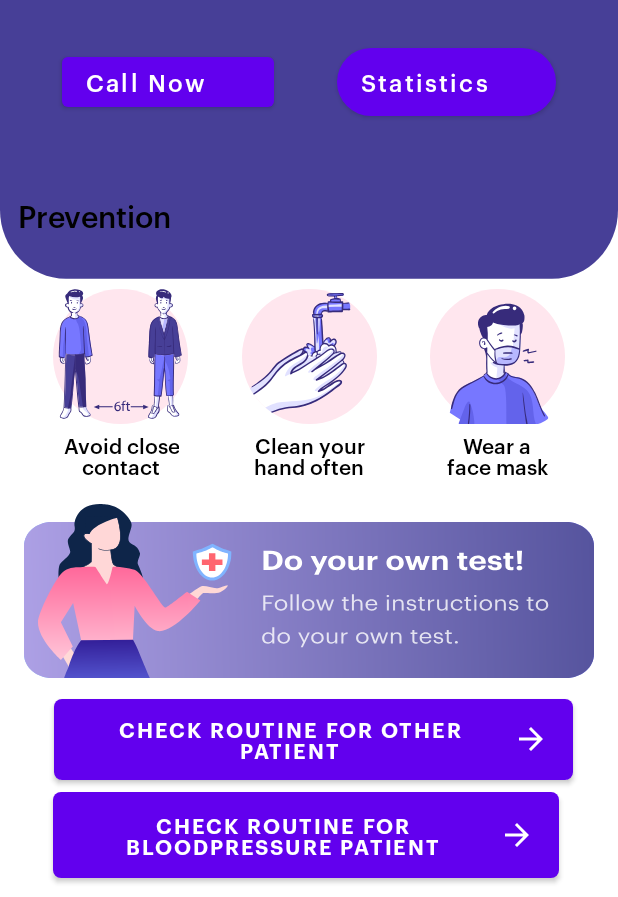
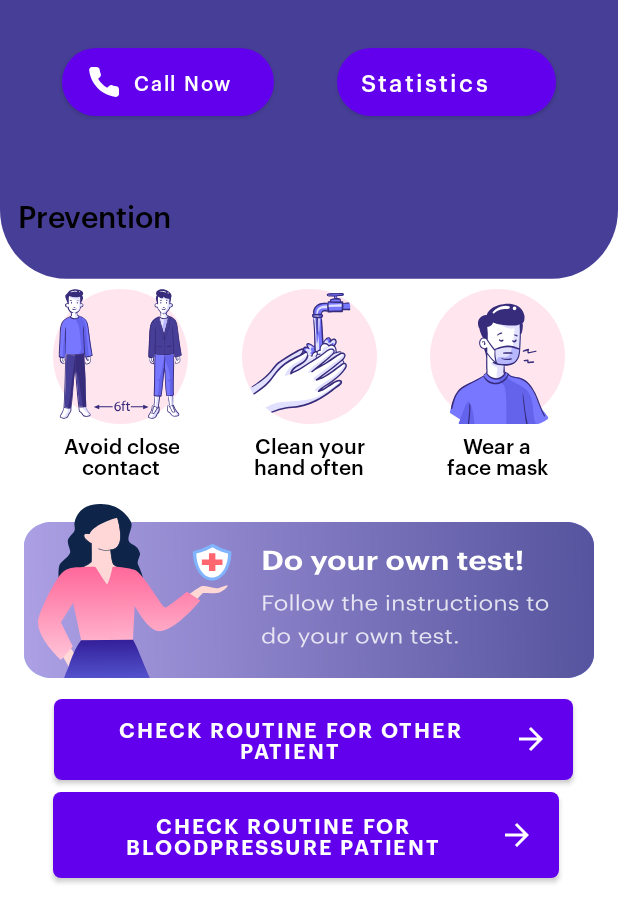
Before and after one commit to vatsal-26/covid_app, an Android app: the screen it shows after launch (HomeActivity2), on a phone screen of 412 x 824 dp, the part 339-1236 px from its top. Run offline under Robolectric (Android 15) with nearby library versions, the light colour scheme and no system bars; our stand-ins replace Firebase (no records; nobody signed in at launch, a user with empty details on screens opened directly).

Commit message:
first commit

```diff
--- a/app/src/main/java/com/example/covidapp/MainActivity.java
+++ b/app/src/main/java/com/example/covidapp/MainActivity.java
@@ -62,7 +62,7 @@ public class MainActivity extends AppCompatActivity {
                                 Toast.makeText(MainActivity.this,"SignUp Unsuccessful, Please Try Again!", Toast.LENGTH_SHORT).show();
                             }
                             else {
-                                startActivity(new Intent(MainActivity.this, HomeActivity2.class));
+                                startActivity(new Intent(MainActivity.this, LoginActivity2.class));
                             }
                         }
                     });
--- a/app/src/main/java/com/example/covidapp/Statistics.java
+++ b/app/src/main/java/com/example/covidapp/Statistics.java
@@ -63,7 +63,7 @@ public class Statistics extends AppCompatActivity {
 
                             tvactive.setText(jsonObject.getString("active"));
                             tvrecovered.setText(jsonObject.getString("recovered"));
-                            tvaffected.setText(jsonObject.getString("todayCases"));
+                            tvaffected.setText(jsonObject.getString("cases"));
                             tvdeath.setText(jsonObject.getString("deaths"));
                         } catch (JSONException e) {
                             e.printStackTrace();
--- a/app/src/main/res/layout/activity_home2.xml
+++ b/app/src/main/res/layout/activity_home2.xml
@@ -19,20 +19,20 @@
             android:layout_width="141dp"
             android:layout_height="45dp"
             android:layout_marginTop="32dp"
+            android:background="@drawable/call_button"
+            android:drawableLeft="@drawable/ic_phone"
             android:drawablePadding="8dp"
-            android:drawableStart="@drawable/ic_phone"
             android:fontFamily="@font/graphikmedium"
-            android:paddingStart="16dp"
-            android:text="@string/call_now"
+            android:paddingLeft="16dp"
+            android:text="Call Now"
             android:textAlignment="textStart"
             android:textAllCaps="false"
             android:textColor="#FFFFFF"
-            android:textSize="16sp"
+            android:textSize="13sp"
             app:layout_constraintEnd_toStartOf="@+id/button2"
             app:layout_constraintHorizontal_bias="0.5"
             app:layout_constraintStart_toStartOf="parent"
-            app:layout_constraintTop_toBottomOf="@+id/textView3"
-            tools:ignore="RtlSymmetry" />
+            app:layout_constraintTop_toBottomOf="@+id/textView3" />
 
         <Button
             android:id="@+id/button2"
@@ -40,10 +40,9 @@
             android:layout_height="45dp"
             android:background="@drawable/send_sms_button"
             android:drawablePadding="8dp"
-            android:drawableStart="@drawable/ic_message_circle"
             android:fontFamily="@font/graphikmedium"
-            android:paddingStart="16dp"
-            android:text="@string/statistics"
+            android:paddingLeft="16dp"
+            android:text="Statistics"
             android:textAlignment="textStart"
             android:textAllCaps="false"
             android:textColor="#FFFFFF"
@@ -52,9 +51,7 @@
             app:layout_constraintEnd_toEndOf="parent"
             app:layout_constraintHorizontal_bias="0.5"
             app:layout_constraintStart_toEndOf="@+id/button"
-            app:layout_constraintTop_toTopOf="@+id/button"
-            tools:ignore="RtlSymmetry" />
-
+            app:layout_constraintTop_toTopOf="@+id/button" />
 
         <Button
             android:id="@+id/rout"
--- a/app/src/main/res/layout/activity_statistics.xml
+++ b/app/src/main/res/layout/activity_statistics.xml
@@ -92,7 +92,7 @@
                 android:fontFamily="@font/graphiksemibold"
                 android:text="0"
                 android:textColor="#FFFFFF"
-                android:textSize="24sp"
+                android:textSize="21sp"
                 app:layout_constraintBottom_toBottomOf="parent"
                 app:layout_constraintStart_toStartOf="parent" />
         </androidx.constraintlayout.widget.ConstraintLayout>
@@ -204,7 +204,7 @@
                 android:fontFamily="@font/graphiksemibold"
                 android:text="0"
                 android:textColor="#FFFFFF"
-                android:textSize="24sp"
+                android:textSize="20sp"
                 app:layout_constraintBottom_toBottomOf="parent"
                 app:layout_constraintStart_toStartOf="parent" />
         </androidx.constraintlayout.widget.ConstraintLayout>
```
Also changed, not shown: app/src/main/java/com/example/covidapp/covac.java (deleted, +0 -14 lines), app/src/main/res/drawable-anydpi/ic_action_name.xml (added, +11 -0 lines), app/src/main/res/drawable-hdpi/ic_action_name.png (added), app/src/main/res/drawable-mdpi/ic_action_name.png (added), app/src/main/res/drawable-xhdpi/ic_action_name.png (added), app/src/main/res/drawable-xxhdpi/ic_action_name.png (added).
